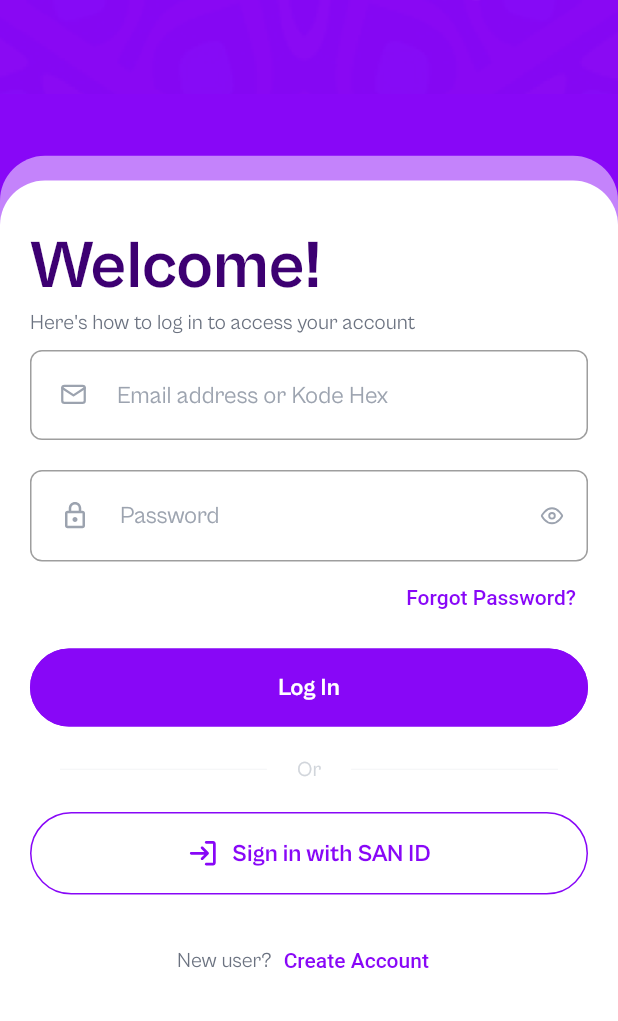
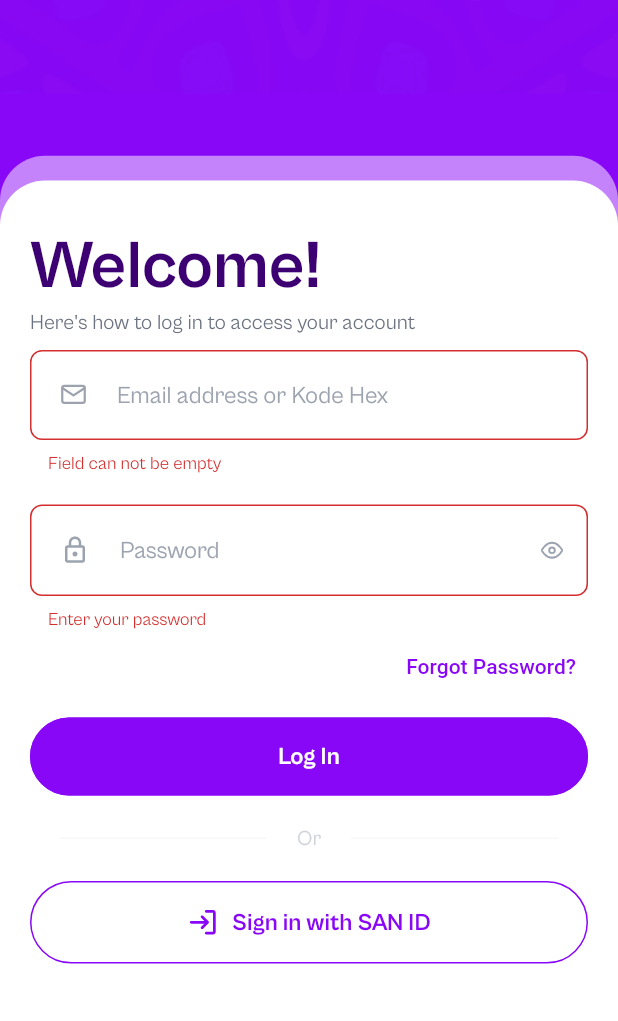
Before and after one commit to faithomotoso/stackivy_ardilla, a Flutter app: the AuthBasePage screen opened by its route, after a tap on "Log In", on a phone screen of 412 x 824 dp, the part 215-1236 px from its top. Run offline on Flutter 3.47's test engine with Material 2 defaults, Android fonts, the phone set to English and light mode, and no system bars; our stand-ins replace dots_indicator, email_validator, flutter_svg; missing offline and left inert: open_mail_app; accounts and stored records are empty.

Commit message:
Added dummy login

```diff
--- a/lib/core/data/repositories/auth_repository.dart
+++ b/lib/core/data/repositories/auth_repository.dart
@@ -1,5 +1,7 @@
 class AuthRepository {
-  Future signIn() async {}
+  Future login({required String username, required String password}) async {
+    await Future.delayed(const Duration(seconds: 2));
+  }
 
   Future signUpStart({required String emailAddress}) async {
     await Future.delayed(const Duration(seconds: 2));
--- a/lib/ui/pages/auth/login_form.dart
+++ b/lib/ui/pages/auth/login_form.dart
@@ -1,5 +1,7 @@
 import 'package:flutter/material.dart';
 import 'package:flutter_svg/svg.dart';
+import 'package:provider/provider.dart';
+import 'package:stackivy_ardilla/core/view_models/auth/auth_vm.dart';
 
 import '../../utils/colors.dart';
 import '../../utils/utils.dart';
@@ -9,6 +11,7 @@ import 'auth_base_page.dart';
 
 class LoginForm extends StatefulWidget {
   final VoidCallback togglePageMode;
+
   const LoginForm({required this.togglePageMode, Key? key}) : super(key: key);
 
   @override
@@ -18,6 +21,7 @@ class LoginForm extends StatefulWidget {
 class _LoginFormState extends State<LoginForm> {
   final TextEditingController userNameController = TextEditingController();
   final TextEditingController passwordController = TextEditingController();
+  final GlobalKey<FormState> formKey = GlobalKey();
 
   @override
   void dispose() {
@@ -29,17 +33,17 @@ class _LoginFormState extends State<LoginForm> {
   @override
   Widget build(BuildContext context) {
     return SingleChildScrollView(
-      padding:
-      const EdgeInsets.symmetric(horizontal: 20, vertical: 20)
+      padding: const EdgeInsets.symmetric(horizontal: 20, vertical: 20)
           .copyWith(top: 30),
+      child: Form(
+        key: formKey,
         child: Column(
           crossAxisAlignment: CrossAxisAlignment.start,
           children: [
             Text(
               "Welcome!",
               style: Theme.of(context).textTheme.headline3!.copyWith(
-                color: AppColors.c3D0072,
-                fontWeight: FontWeight.bold),
+                  color: AppColors.c3D0072, fontWeight: FontWeight.bold),
             ),
             const Text(
               "Here's how to log in to access your account",
@@ -52,6 +56,12 @@ class _LoginFormState extends State<LoginForm> {
               textController: userNameController,
               hintText: "Email address or Kode Hex",
               svgIconPath: getFullSvgPath(iconName: "mail_icon.svg"),
+              validator: (v) {
+                if (v == null || v.toString().isEmpty) {
+                  return "Field can not be empty";
+                }
+                return null;
+              },
             ),
             const SizedBox(
               height: 20,
@@ -61,6 +71,12 @@ class _LoginFormState extends State<LoginForm> {
               hintText: "Password",
               svgIconPath: getFullSvgPath(iconName: "lock.svg"),
               isPassword: true,
+              validator: (v) {
+                if (v == null || v.toString().isEmpty) {
+                  return "Enter your password";
+                }
+                return null;
+              },
             ),
             Align(
               alignment: Alignment.centerRight,
@@ -72,7 +88,16 @@ class _LoginFormState extends State<LoginForm> {
             const SizedBox(
               height: 10,
             ),
-          AppButton(onPressed: () {}, buttonText: "Log In"),
+            AppButton(
+                onPressed: () {
+                  if (formKey.currentState!.validate()) {
+                    Provider.of<AuthVM>(context, listen: false).login(
+                        context: context,
+                        username: userNameController.text,
+                        password: passwordController.text);
+                  }
+                },
+                buttonText: "Log In"),
             Padding(
               padding: const EdgeInsets.all(20.0),
               child: Row(
@@ -98,8 +123,8 @@ class _LoginFormState extends State<LoginForm> {
               useOutlinedStyle: true,
               onPressed: () {},
               buttonText: "Sign in with SAN ID",
-            preButtonTextWidget: SvgPicture.asset(
-                getFullSvgPath(iconName: "log_in_san.svg")),
+              preButtonTextWidget:
+                  SvgPicture.asset(getFullSvgPath(iconName: "log_in_san.svg")),
             ),
             const SizedBox(
               height: 20,
@@ -126,6 +151,7 @@ class _LoginFormState extends State<LoginForm> {
             )
           ],
         ),
+      ),
     );
   }
 }
--- a/lib/ui/pages/dashboard/dashboard.dart
+++ b/lib/ui/pages/dashboard/dashboard.dart
@@ -11,6 +11,6 @@ class Dashboard extends StatefulWidget {
 class _DashboardState extends State<Dashboard> {
   @override
   Widget build(BuildContext context) {
-    return const Placeholder();
+    return const Scaffold();
   }
 }
```
Also changed, not shown: lib/core/view_models/auth/auth_vm.dart (+20 -0 lines). Lines whose indentation alone changed are shown as unchanged.
